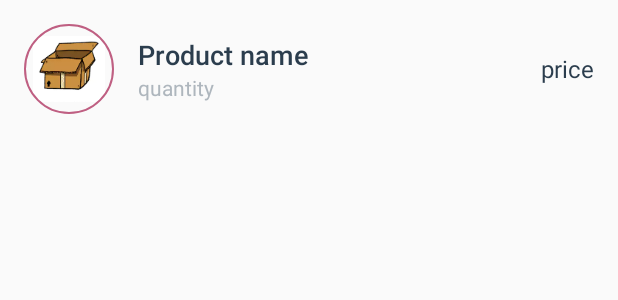
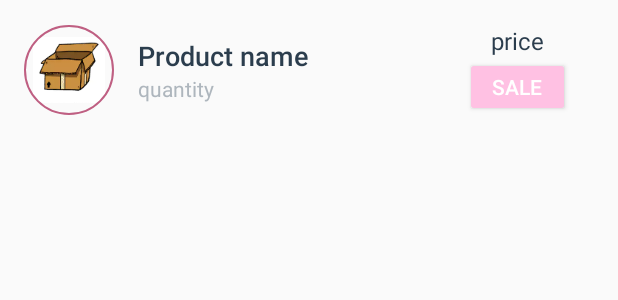
Before and after one commit to luyanez/Inventory_App_Stage_2, an Android app: the layout list_item.xml on its own in the app's theme, with its tools: preview values and no code run, on a phone screen of 412 x 824 dp. Shown: the top 300 px of the screen. Run offline under Robolectric (Android 15) with nearby library versions, the phone set to English and light mode, and no system bars.

Commit message:
adding changes 2

```diff
--- a/app/src/main/java/com/example/android/product/InventoryActivity.java
+++ b/app/src/main/java/com/example/android/product/InventoryActivity.java
@@ -21,12 +21,16 @@ import android.widget.ListView;
 
 import com.example.android.product.data.InventoryContract.InventoryEntry;
 
+import de.hdodenhof.circleimageview.CircleImageView;
+
 public class InventoryActivity extends AppCompatActivity implements
         LoaderManager.LoaderCallbacks<Cursor> {
 
     private static final int PRODUCT_LOADER = 0;
 
     InventoryCursorAdapter mCursorAdapter;
+
+    CircleImageView circleImageView;
 
     ImageView mImage;
 
--- a/app/src/main/res/layout/list_item.xml
+++ b/app/src/main/res/layout/list_item.xml
@@ -33,7 +33,7 @@
 
     <LinearLayout
         android:layout_width="match_parent"
-        android:layout_weight="1"
+        android:layout_weight="2"
         android:layout_height="wrap_content"
         android:layout_gravity="center_vertical"
         android:layout_marginLeft="@dimen/activity_margin"
@@ -64,8 +64,10 @@
         android:layout_width="wrap_content"
         android:layout_height="wrap_content"
         android:layout_weight="0"
-        android:orientation="horizontal"
-        android:layout_gravity="center">
+        android:orientation="vertical"
+        android:layout_gravity="center"
+        android:layout_marginLeft="@dimen/margin_left"
+        android:layout_marginRight="@dimen/margin_left">
 
         <TextView
             android:id="@+id/price"
@@ -75,6 +77,12 @@
             android:textColor="#2B3D4D"
             android:textSize="16sp"
             tools:text="price" />
+
+        <Button
+            android:layout_width="70dp"
+            android:layout_height="40dp"
+            android:text="Sale"
+            style="@style/Widget.AppCompat.Button.Colored"/>
     </LinearLayout>
 
 
```
